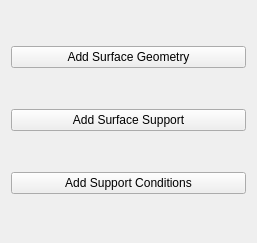
Haudkozaur/masterThesis, file slabLinesDiagram.ui: the form before one commit.
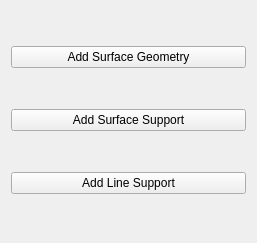
The form after the commit.

Diff of the .ui file:
```diff
--- a/slabLinesDiagram.ui
+++ b/slabLinesDiagram.ui
@@ -31,7 +31,7 @@
    <item>
     <widget class="QPushButton" name="layoutAddSupportConditionsButton">
      <property name="text">
-      <string>Add Support Conditions</string>
+      <string>Add Line Support</string>
      </property>
     </widget>
    </item>
```
